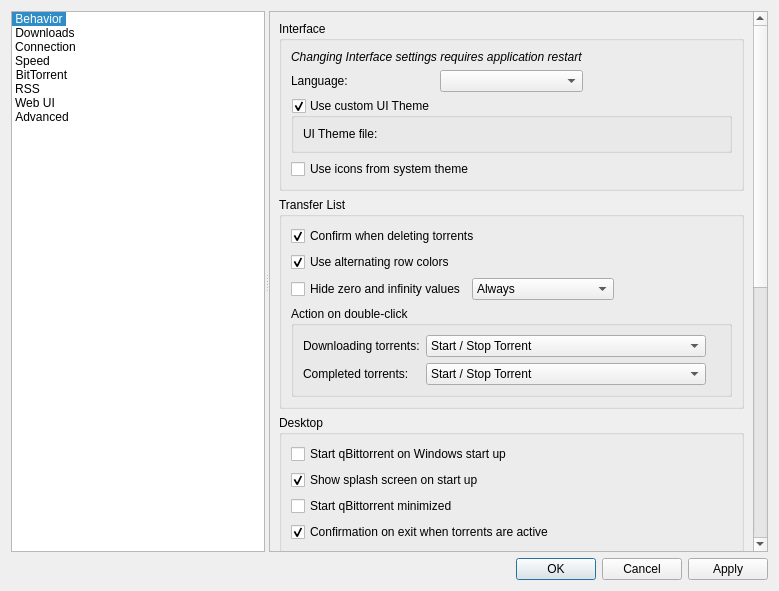
The window that src/gui/optionsdialog.ui (SysAdminDoc/qBittorrent-Vanced) describes before a commit, drawn with Qt 5.
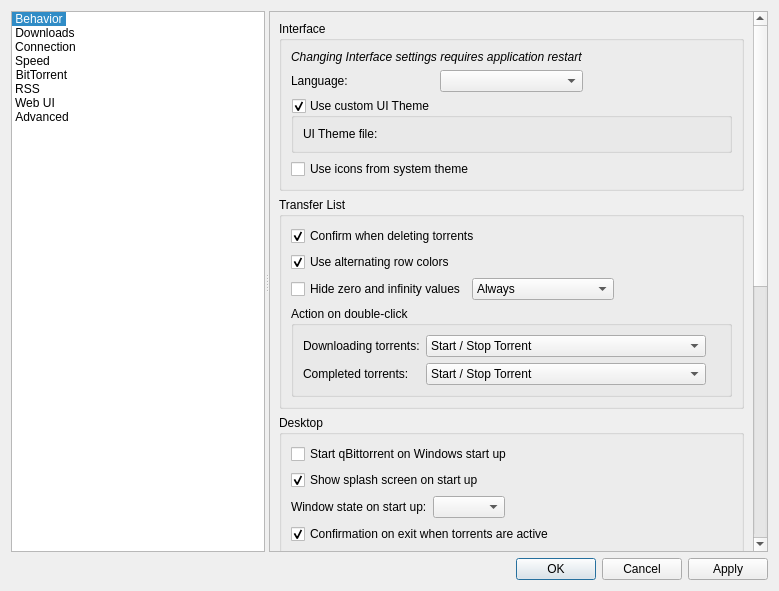
The same window after the commit. Custom widgets are drawn as their Qt base class.

Commit message:
Improve startup window state handling
Replace current "Start qBittorrent minimized" option with "Initial window state" that allows to start qBittorrent as "hidden in system tray" while retaining regular "minimize to panel" functionality.

PR #18252.
Closes #487.

What changed in the file:
```diff
--- a/src/gui/optionsdialog.ui
+++ b/src/gui/optionsdialog.ui
@@ -404,14 +404,35 @@
                 </widget>
                </item>
                <item>
-                <widget class="QCheckBox" name="checkStartMinimized">
-                 <property name="toolTip">
-                  <string>When qBittorrent is started, the main window will be minimized</string>
-                 </property>
-                 <property name="text">
-                  <string>Start qBittorrent minimized</string>
-                 </property>
-                </widget>
+                <layout class="QHBoxLayout" name="windowStateLayout">
+                 <item>
+                  <widget class="QLabel" name="windowStateLabel">
+                   <property name="text">
+                    <string>Window state on start up:</string>
+                   </property>
+                  </widget>
+                 </item>
+                 <item>
+                  <widget class="QComboBox" name="windowStateComboBox">
+                   <property name="toolTip">
+                    <string>qBittorrent window state on start up</string>
+                   </property>
+                  </widget>
+                 </item>
+                 <item>
+                  <spacer name="windowStateSpacer">
+                   <property name="orientation">
+                    <enum>Qt::Horizontal</enum>
+                   </property>
+                   <property name="sizeHint" stdset="0">
+                    <size>
+                     <width>40</width>
+                     <height>20</height>
+                    </size>
+                   </property>
+                  </spacer>
+                 </item>
+                </layout>
                </item>
                <item>
                 <widget class="QCheckBox" name="checkProgramExitConfirm">
```
Left out of the diff: 2 changed lines with no effect on the pictures. The commit also changes 13 other files.
